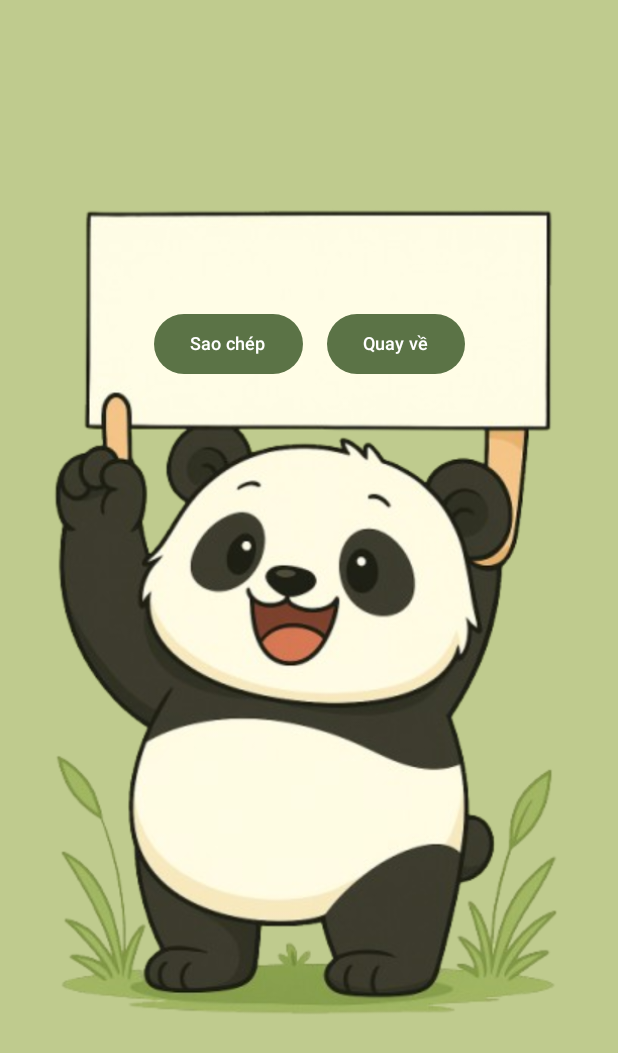
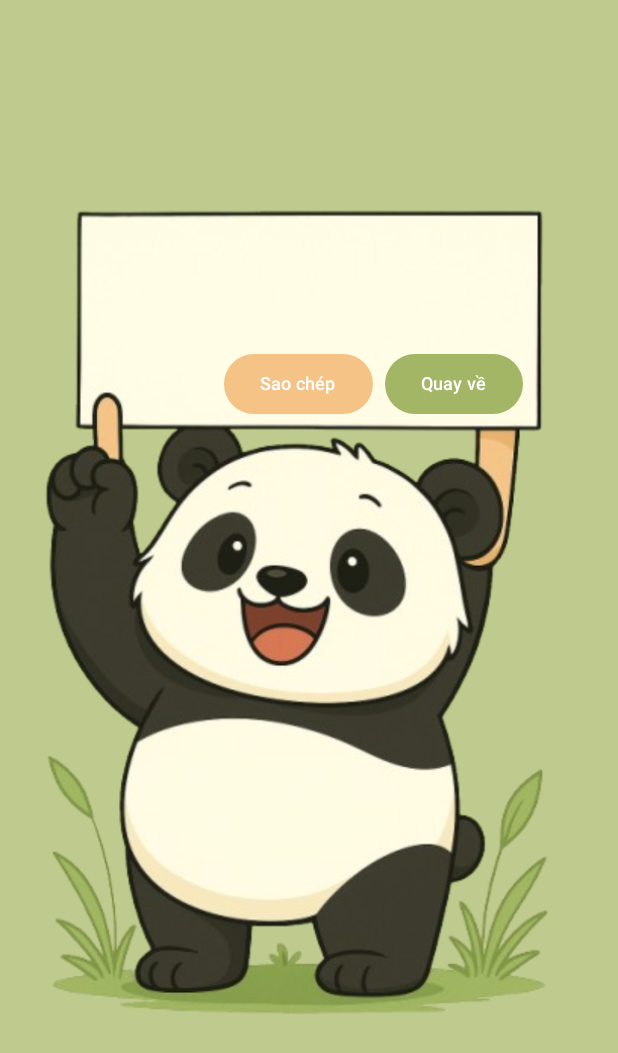
Before and after one commit to hoangtvspk/jetpack-cp-life-tool, an Android app built with Jetpack Compose: the composable QRScannerResultScreen called with empty values, on a phone screen of 412 x 824 dp. Shown: the top 1053 px of the screen. Run offline under Robolectric (Android 15) with nearby library versions, the phone set to English and light mode, and no system bars; Roboto replaces fonts that are not available here.

Commit message:
improve QR scanner UI

```diff
--- a/app/src/main/java/bui/dev/bujispinwheel/ui/qr_scanner/components/Component.kt
+++ /dev/null
@@ -1,4 +0,0 @@
-package bui.dev.bujispinwheel.ui.qr_scanner.components
-
-class Component {
-}
--- a/app/src/main/java/bui/dev/bujispinwheel/ui/qr_scanner/screens/QRScannerResultScreen.kt
+++ b/app/src/main/java/bui/dev/bujispinwheel/ui/qr_scanner/screens/QRScannerResultScreen.kt
@@ -25,10 +25,13 @@ import androidx.compose.ui.graphics.Color
 import androidx.compose.ui.layout.ContentScale
 import androidx.compose.ui.platform.LocalContext
 import androidx.compose.ui.res.painterResource
+import androidx.compose.ui.text.font.FontWeight
+import androidx.compose.ui.text.style.TextAlign
 import androidx.compose.ui.unit.dp
 import androidx.compose.ui.unit.sp
 import androidx.navigation.NavController
 import bui.dev.bujispinwheel.R
+import bui.dev.bujispinwheel.ui.wheelspin.components.AutoResizeText
 
 @Composable
 fun QRScannerResultScreen(
@@ -36,9 +39,12 @@ fun QRScannerResultScreen(
     qrResult: String,
 ) {
     val context = LocalContext.current
-    Box(modifier = Modifier.fillMaxSize().background(Color(0xFFBFCB8E)), contentAlignment = Alignment.Center) {
+    Box(
+        modifier = Modifier.fillMaxSize().background(Color(0xFFBFCB8E)),
+        contentAlignment = Alignment.Center
+    ) {
         Image(
-            painter = painterResource(id = R.drawable.wheel_panda_result),
+            painter = painterResource(id = R.drawable.wheel_panda_result_2),
             contentDescription = "Background",
             modifier = Modifier.fillMaxWidth(),
             contentScale = ContentScale.FillWidth,
@@ -47,13 +53,31 @@ fun QRScannerResultScreen(
         Column(
             horizontalAlignment = Alignment.CenterHorizontally,
             verticalArrangement = Arrangement.Top,
-            modifier = Modifier.fillMaxWidth().aspectRatio(530/795f),
+            modifier = Modifier
+                .fillMaxWidth(387/530f)
+                .aspectRatio(387/795f)
         ) {
             Box(modifier = Modifier.fillMaxHeight(90/795f))
-            Text(text = qrResult, color = Color.Black, modifier = Modifier.padding(horizontal = 16.dp, vertical = 4.dp))
-            Row {
+            Box(modifier = Modifier.padding(horizontal = 8.dp)){
+                AutoResizeText(
+                    text = qrResult,
+                    maxFontSize = 32.sp,
+                    minFontSize = 12.sp,
+                    fontWeight = FontWeight.Bold,
+                    maxLines = 2,
+                    textAlign = TextAlign.Start,
+                    color = Color(0xFF5D4037),
+                    modifier = Modifier.align(Alignment.Center)
+                )
+            }
+            Row (
+                modifier = Modifier
+                    .fillMaxWidth()
+                    .padding(top = 20.dp, end = 8.dp),
+                horizontalArrangement = Arrangement.End
+            ) {
                 Button(
-                    colors = ButtonDefaults.buttonColors(containerColor = Color(0xFF5B7346)),
+                    colors = ButtonDefaults.buttonColors(containerColor = Color(0xFFF5C386)),
                     onClick = {
                     val clipboard = context.getSystemService(Context.CLIPBOARD_SERVICE) as ClipboardManager
                     val clip = ClipData.newPlainText("QR Result", qrResult)
@@ -61,9 +85,9 @@ fun QRScannerResultScreen(
                 }) {
                     Text("Sao chép", fontSize = 12.sp)
                 }
-                Spacer(modifier = Modifier.width(16.dp))
+                Spacer(modifier = Modifier.width(8.dp))
                 Button(
-                    colors = ButtonDefaults.buttonColors(containerColor = Color(0xFF5B7346)),
+                    colors = ButtonDefaults.buttonColors(containerColor = Color(0xFFA3B665)),
                     onClick = {
                     navController.popBackStack()
                 }) {
--- a/app/src/main/java/bui/dev/bujispinwheel/ui/wheelspin/components/WheelResult.kt
+++ b/app/src/main/java/bui/dev/bujispinwheel/ui/wheelspin/components/WheelResult.kt
@@ -155,6 +155,7 @@ fun AutoResizeText(
     modifier: Modifier = Modifier,
     maxFontSize: TextUnit = 32.sp,
     minFontSize: TextUnit = 12.sp,
+    maxLines: Int = 1,
     fontWeight: FontWeight = FontWeight.Normal,
     color: Color = Color.Black,
     textAlign: TextAlign = TextAlign.Center
@@ -165,13 +166,14 @@ fun AutoResizeText(
     BoxWithConstraints(modifier = modifier) {
         Text(
             text = text,
-            fontSize = currentFontSize,
+            fontSize = currentFontSize ,
             fontWeight = fontWeight,
             color = color,
             textAlign = textAlign,
-            maxLines = 1,
-            softWrap = false,
-            overflow = TextOverflow.Clip,
+            maxLines = if(currentFontSize == minFontSize) maxLines else 1,
+            lineHeight = currentFontSize * 1.2,
+            softWrap = currentFontSize == minFontSize,
+            overflow = if(currentFontSize == minFontSize) TextOverflow.Ellipsis else TextOverflow.Clip ,
             onTextLayout = { result ->
                 if (!readyToDraw) {
                     if (result.didOverflowWidth && currentFontSize > minFontSize) {
--- a/app/src/main/res/values/strings.xml
+++ b/app/src/main/res/values/strings.xml
@@ -1,5 +1,5 @@
 <resources>
-    <string name="app_name">Buji Spin Wheel</string>
+    <string name="app_name">Buji Handy</string>
     <string name="feature_spin_wheel">Spin Wheel</string>
     <string name="feature_scan_qr">Scan QR code</string>
     <string name="feature_image_to_text">Scan Text</string>
```
Also changed, not shown: app/src/main/java/bui/dev/bujispinwheel/ui/qr_scanner/components/CameraPreview.kt (added, +116 -0 lines), app/src/main/java/bui/dev/bujispinwheel/ui/qr_scanner/components/ScanningBox.kt (added, +177 -0 lines), app/src/main/java/bui/dev/bujispinwheel/ui/qr_scanner/screens/QRScannerScreen.kt (+42 -125 lines), app/src/main/res/drawable/qr_panda_guiding.png, 1 other file.
